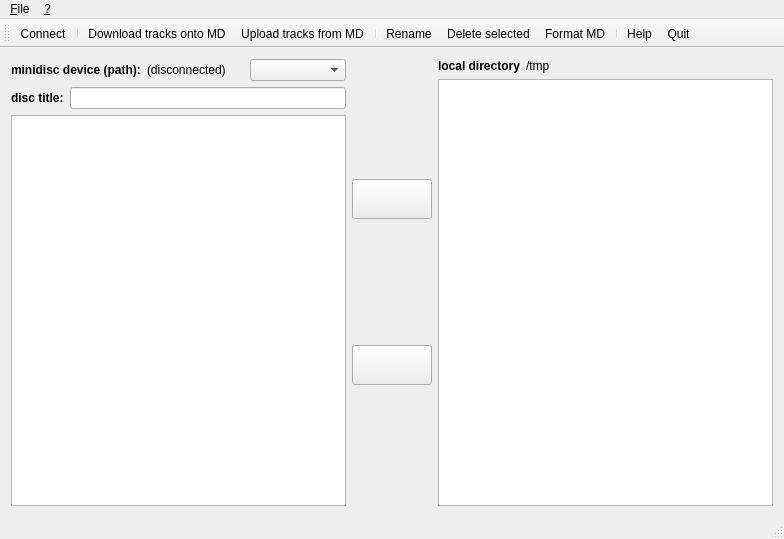
This is qhimdtransfer/qhimdmainwindow.ui in sysPanda/linux-minidisc as Qt 5 draws it before an edit. The edited form follows.
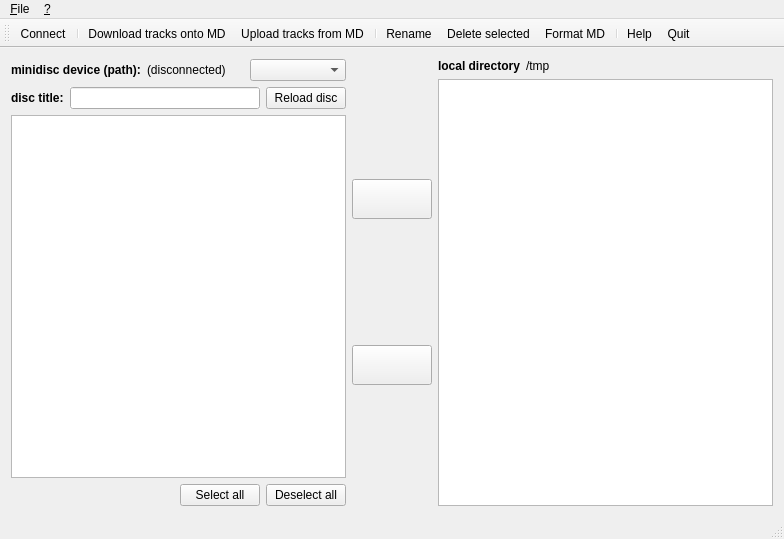
This is the edited form. Icons and pictures are not drawn.

What changed in the file:
```diff
--- a/qhimdtransfer/qhimdmainwindow.ui
+++ b/qhimdtransfer/qhimdmainwindow.ui
@@ -61,7 +61,21 @@
         </widget>
        </item>
        <item>
-        <widget class="QLineEdit" name="DiscTitle"/>
+         <widget class="QLineEdit" name="DiscTitle">
+          <property name="autoFillBackground">
+           <bool>true</bool>
+          </property>
+          <property name="readOnly">
+           <bool>true</bool>
+          </property>
+         </widget>
+        </item>
+        <item>
+         <widget class="QPushButton" name="reload">
+          <property name="text">
+           <string>Reload disc</string>
+          </property>
+         </widget>
        </item>
       </layout>
       </item>
@@ -84,6 +98,37 @@
         </attribute>
        </widget>
       </item>
+      <item>
+       <layout class="QHBoxLayout" name="horizontalLayout_5" stretch="1,0,0">
+        <item>
+         <spacer name="horizontalSpacer">
+          <property name="orientation">
+           <enum>Qt::Horizontal</enum>
+          </property>
+          <property name="sizeHint" stdset="0">
+           <size>
+            <width>40</width>
+            <height>20</height>
+           </size>
+          </property>
+         </spacer>
+        </item>
+        <item>
+         <widget class="QPushButton" name="select_all">
+          <property name="text">
+           <string>Select all</string>
+          </property>
+         </widget>
+        </item>
+        <item>
+         <widget class="QPushButton" name="deselect_all">
+          <property name="text">
+           <string>Deselect all</string>
+          </property>
+         </widget>
+        </item>
+       </layout>
+      </item>
      </layout>
     </item>
     <item>
```
Left out of the diff: 13 changed lines with no effect on the pictures. Lines whose indentation alone changed are shown as unchanged.
